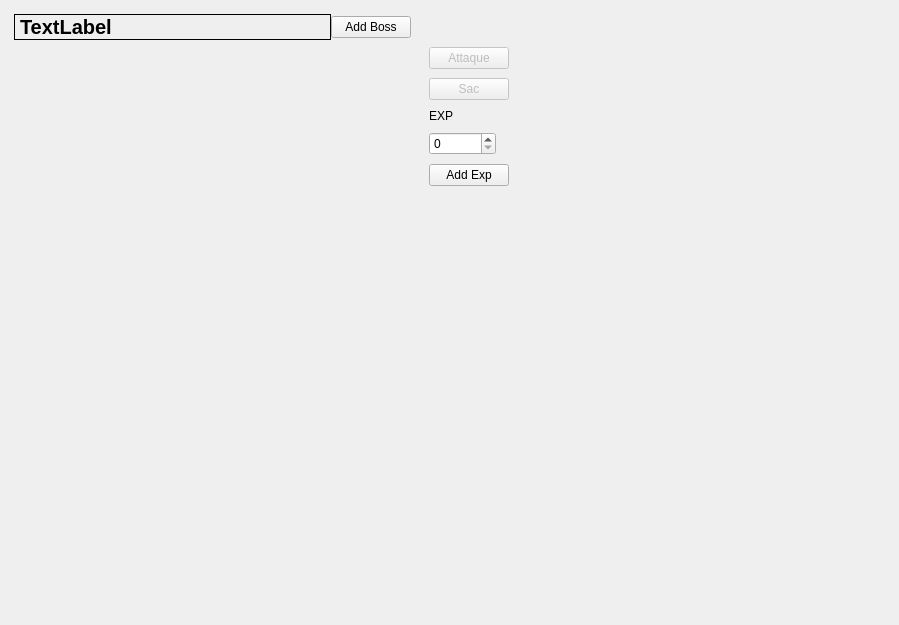
First picture: the form in app/view/forms/gamedisplay.ui, repository r0nd0ud0u/qt-rpg, before the edit.
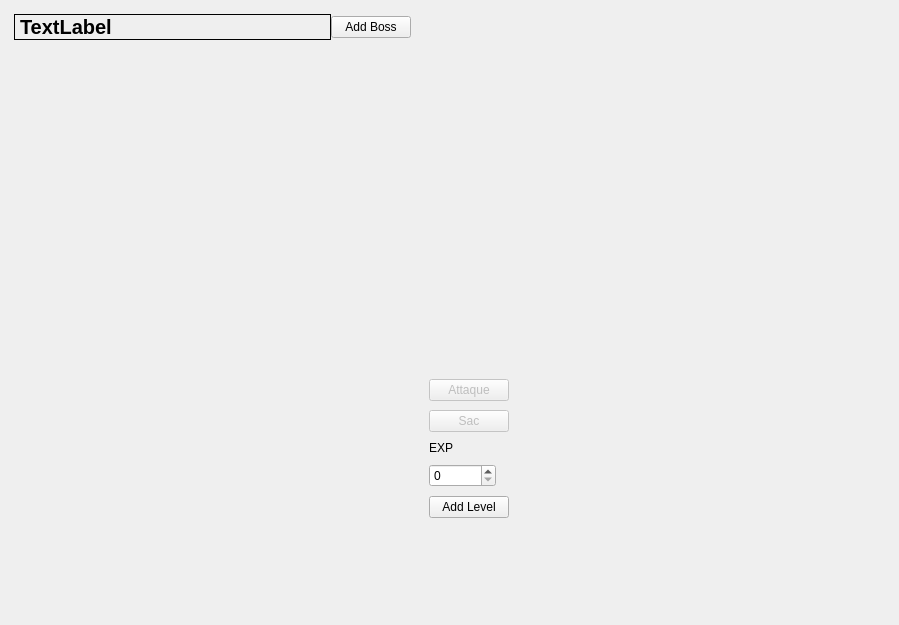
Second picture: the form after the edit. Custom widgets are drawn as their Qt base class.

```diff
--- a/app/view/forms/gamedisplay.ui
+++ b/app/view/forms/gamedisplay.ui
@@ -159,6 +159,18 @@
            <verstretch>0</verstretch>
           </sizepolicy>
          </property>
+         <property name="minimumSize">
+          <size>
+           <width>200</width>
+           <height>350</height>
+          </size>
+         </property>
+         <property name="maximumSize">
+          <size>
+           <width>200</width>
+           <height>350</height>
+          </size>
+         </property>
          <layout class="QVBoxLayout" name="image_character_lay"/>
         </widget>
        </item>
@@ -223,7 +235,7 @@
             <bool>true</bool>
            </property>
            <property name="text">
-            <string>Add Exp</string>
+            <string>Add Level</string>
            </property>
           </widget>
          </item>
@@ -238,11 +250,31 @@
        </item>
        <item>
         <widget class="QStackedWidget" name="stackedWidget">
+         <property name="sizePolicy">
+          <sizepolicy hsizetype="Preferred" vsizetype="MinimumExpanding">
+           <horstretch>0</horstretch>
+           <verstretch>0</verstretch>
+          </sizepolicy>
+         </property>
          <property name="currentIndex">
           <number>0</number>
          </property>
-         <widget class="ActionsView" name="attak_page"/>
-         <widget class="QWidget" name="default_page"/>
+         <widget class="ActionsView" name="attak_page">
+          <property name="sizePolicy">
+           <sizepolicy hsizetype="Preferred" vsizetype="MinimumExpanding">
+            <horstretch>0</horstretch>
+            <verstretch>0</verstretch>
+           </sizepolicy>
+          </property>
+         </widget>
+         <widget class="QWidget" name="default_page">
+          <property name="sizePolicy">
+           <sizepolicy hsizetype="Preferred" vsizetype="MinimumExpanding">
+            <horstretch>0</horstretch>
+            <verstretch>0</verstretch>
+           </sizepolicy>
+          </property>
+         </widget>
          <widget class="QWidget" name="inventory_page">
           <layout class="QHBoxLayout" name="horizontalLayout_5">
            <item>
```
Left out of the diff: 6 changed lines with no effect on the pictures.
